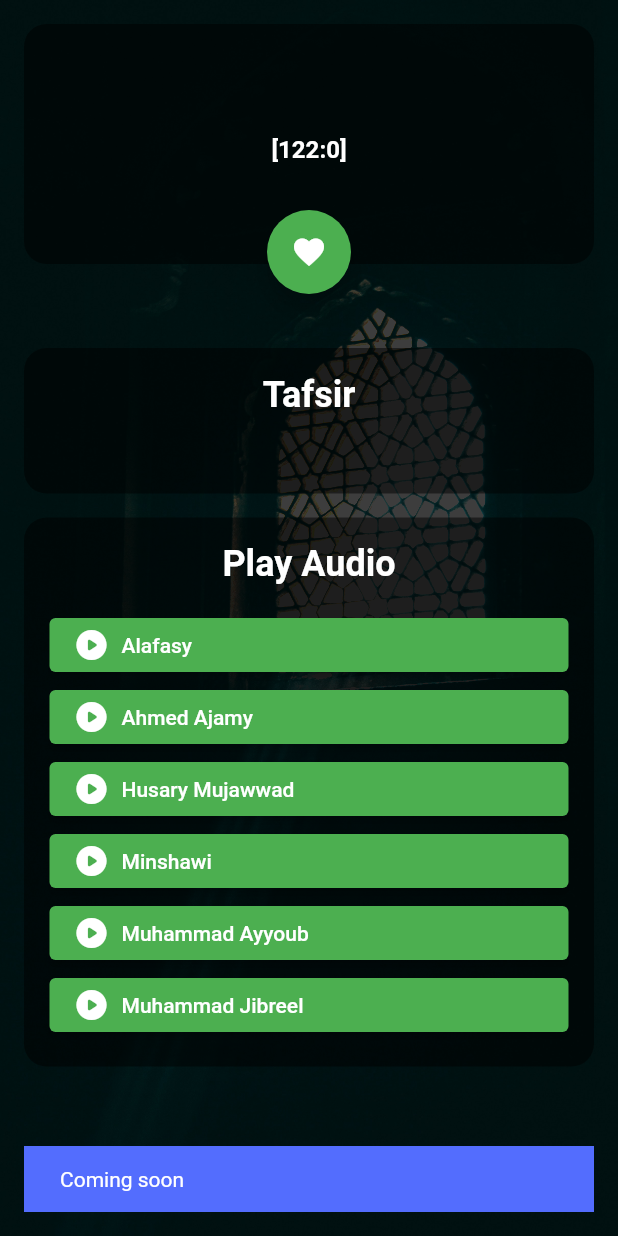
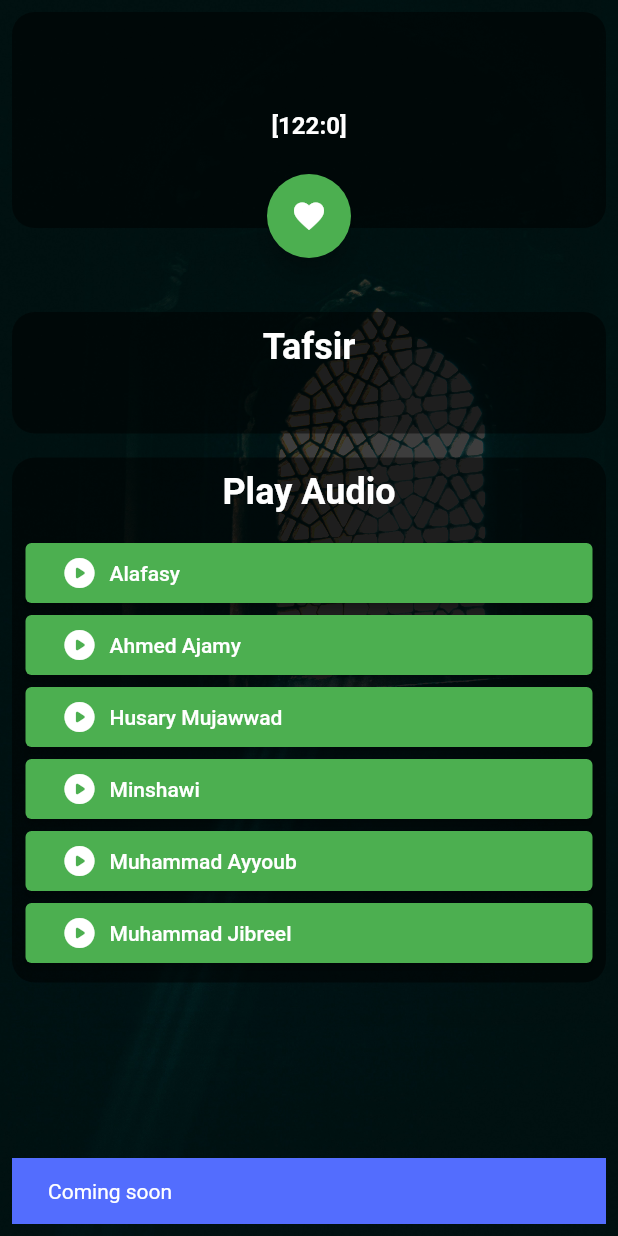
Before and after one commit to fadhlialfarisi46/Flutter_satu_ayat, a Flutter app: the DetailPage screen opened directly with empty values, after a tap on the "favorite" icon, on a phone screen of 412 x 824 dp. Run offline on Flutter 3.47's test engine with Material 2 defaults, Android fonts, the phone set to English and light mode, and no system bars; our stand-ins replace flutter_local_notifications, rxdart, screenshot, shared_preferences, sqflite; missing offline and left inert: android_alarm_manager_plus, esys_flutter_share; accounts and stored records are empty; network calls fail; Roboto replaces fonts that are missing (Pacifico).

Commit message:
add path_provider package, decrease padding, add duration for snackbar and change wording while waiting for object surah in API

```diff
--- a/lib/ui/detail_page.dart
+++ b/lib/ui/detail_page.dart
@@ -31,7 +31,7 @@ class _DetailPageState extends State<DetailPage> {
       ),
       child: SafeArea(
         child: Padding(
-          padding: const EdgeInsets.all(16.0),
+          padding: const EdgeInsets.all(8.0),
           child: Scaffold(
             backgroundColor: Colors.transparent,
             body: SingleChildScrollView(
@@ -61,7 +61,7 @@ class _DetailPageState extends State<DetailPage> {
 
   Widget _playAudioWidget() {
     return Container(
-                  padding: const EdgeInsets.all(16),
+                  padding: const EdgeInsets.all(8),
                   decoration: BoxDecoration(
                       border: Border.all(color: Colors.transparent),
                       //color is transparent so that it does not blend with the actual color specified
@@ -91,6 +91,8 @@ class _DetailPageState extends State<DetailPage> {
                               onPressed: () {
                                 audioPlayer.play(UrlSource(audioItem.urlMp3));
                               },
+                              child: Padding(
+                                padding: const EdgeInsets.all(8.0),
                                 child: Row(
                                   children: [
                                     const Icon(Icons.play_circle_rounded),
@@ -99,6 +101,7 @@ class _DetailPageState extends State<DetailPage> {
                                     ),
                                     Text(audioItem.qori)
                                   ],
+                                ),
                               ));
                         },
                       ),
@@ -109,7 +112,7 @@ class _DetailPageState extends State<DetailPage> {
 
   Widget _tafsirWidget() {
     return Container(
-                  padding: const EdgeInsets.all(16),
+                  padding: const EdgeInsets.all(8),
                   decoration: BoxDecoration(
                       border: Border.all(color: Colors.transparent),
                       //color is transparent so that it does not blend with the actual color specified
@@ -154,7 +157,7 @@ class NoStackWidget extends StatelessWidget {
   @override
   Widget build(BuildContext context) {
     return Container(
-      padding: const EdgeInsets.all(16),
+      padding: const EdgeInsets.all(8),
       decoration: BoxDecoration(
           border: Border.all(color: Colors.transparent),
           //color is transparent so that it does not blend with the actual color specified
@@ -211,7 +214,7 @@ class StackWidget extends StatelessWidget {
             children: [
               Container(
                 width: MediaQuery.of(context).size.width,
-                padding: const EdgeInsets.all(16),
+                padding: const EdgeInsets.all(8),
                 decoration: BoxDecoration(
                     border: Border.all(color: Colors.transparent),
                     //color is transparent so that it does not blend with the actual color specified
@@ -264,6 +267,7 @@ class StackWidget extends StatelessWidget {
                     ScaffoldMessenger.of(context).showSnackBar(const SnackBar(
                       content: Text("Coming soon"),
                       backgroundColor: Colors.indigoAccent,
+                      duration: Duration(seconds: 2),
                     ));
                   },
                   child: const Icon(Icons.favorite),
--- a/lib/ui/home_page.dart
+++ b/lib/ui/home_page.dart
@@ -166,6 +166,7 @@ class _HomePageState extends State<HomePage> {
               ScaffoldMessenger.of(context).showSnackBar(const SnackBar(
                 content: Text("Coming soon"),
                 backgroundColor: Colors.indigoAccent,
+                duration: Duration(seconds: 2),
               ));},
             label: const Text('Add to Favorite'),
             icon: const Icon(Icons.favorite),
@@ -193,7 +194,6 @@ class _HomePageState extends State<HomePage> {
     return Padding(
       padding: const EdgeInsets.all(8.0),
       child: Column(
-        // set the crossAxisAlignment property to center,
         crossAxisAlignment: CrossAxisAlignment.stretch,
         mainAxisAlignment: MainAxisAlignment.center,
         children: <Widget>[
@@ -213,11 +213,11 @@ class _HomePageState extends State<HomePage> {
           const SizedBox(
             height: 8,
           ),
-          Text("[122:${ayat.number?.inSurah}]",
+          Text("Ayat ke-${ayat.number?.inSurah} dalam surah",
               textAlign: TextAlign.center,
               style: const TextStyle(
                   // fontFamily: 'Pacifico',
-                  color: Colors.white,
+                  color: Colors.white70,
                   fontSize: 16.0,
                   fontWeight: FontWeight.bold)),
         ],
--- a/pubspec.yaml
+++ b/pubspec.yaml
@@ -27,6 +27,7 @@ dependencies:
     git:
       url: https://github.com/cihadturhan/esys-flutter-share.git
       ref: nullsafety+embedding-2
+  path_provider: ^2.0.15
 
 dev_dependencies:
   flutter_test:
```
Also changed, not shown: pubspec.lock. Lines whose indentation alone changed are shown as unchanged.
